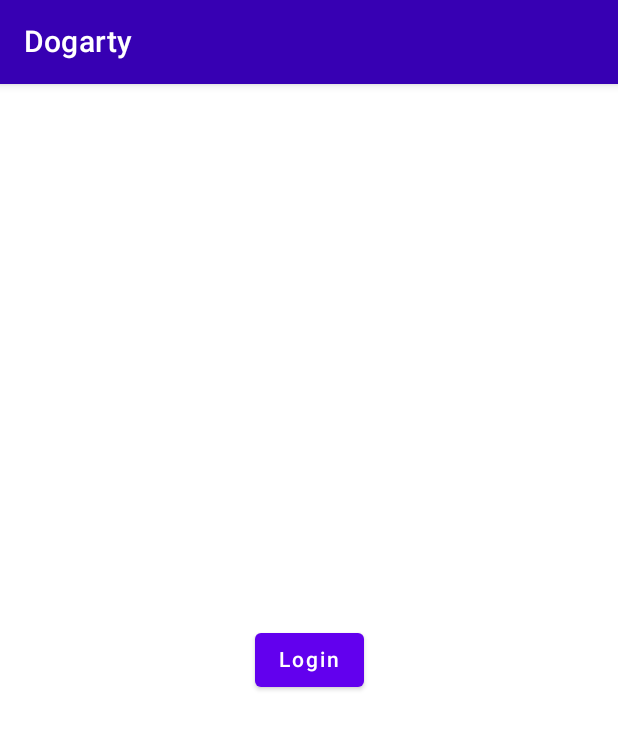
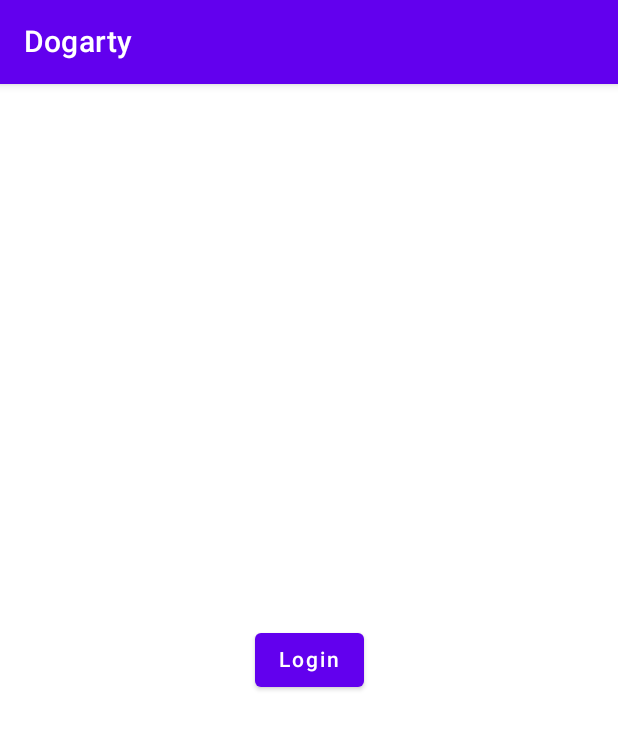
Before and after one commit to alorma/Dogarty, an Android app built with Jetpack Compose: the composable LoginContent shown on its own in the app's theme, on a phone screen of 412 x 824 dp. Shown: the top 729 px of the screen. Run offline under Robolectric (Android 15) with nearby library versions, the phone set to English and light mode, and no system bars; our stand-ins replace Firebase (no records; nobody signed in at launch, a user with empty details on screens opened directly); 4 statements that could not run were skipped.

Commit message:
Update theme

```diff
--- a/app/src/main/java/com/alorma/dogarty/ui/components/AppTopBar.kt
+++ b/app/src/main/java/com/alorma/dogarty/ui/components/AppTopBar.kt
@@ -1,9 +1,6 @@
 package com.alorma.dogarty.ui.components
 
-import androidx.compose.material.Icon
-import androidx.compose.material.IconButton
-import androidx.compose.material.MaterialTheme
-import androidx.compose.material.TopAppBar
+import androidx.compose.material.*
 import androidx.compose.material.icons.Icons
 import androidx.compose.material.icons.filled.ArrowBack
 import androidx.compose.runtime.Composable
@@ -11,7 +8,7 @@ import androidx.compose.runtime.Composable
 @Composable
 fun AppTopBar(title: @Composable () -> Unit) {
     TopAppBar(
-        backgroundColor = MaterialTheme.colors.primaryVariant,
+        backgroundColor = MaterialTheme.colors.primarySurface,
         title = title,
     )
 }
@@ -22,7 +19,7 @@ fun NavigationAppTopBar(
     title: @Composable () -> Unit
 ) {
     TopAppBar(
-        backgroundColor = MaterialTheme.colors.primaryVariant,
+        backgroundColor = MaterialTheme.colors.primarySurface,
         title = title,
         navigationIcon = {
             IconButton(onClick = onBack) {
--- a/app/src/main/java/com/alorma/dogarty/ui/screens/user/UserScreen.kt
+++ b/app/src/main/java/com/alorma/dogarty/ui/screens/user/UserScreen.kt
@@ -97,7 +97,7 @@ fun UserReady(
 
 @Composable
 fun PetsReady(items: List<PetDetail>) {
-    LazyColumn(modifier = Modifier.fillMaxSize()) {
+    LazyColumn(modifier = Modifier.fillMaxSize().padding(top = 4.dp)) {
         items(items) { item -> PetCard(item) }
     }
 }
--- a/app/src/main/res/values-night/themes.xml
+++ /dev/null
@@ -1,16 +0,0 @@
-<resources xmlns:tools="http://schemas.android.com/tools">
-    <!-- Base application theme. -->
-    <style name="Theme.Dogarty" parent="Theme.MaterialComponents.DayNight.DarkActionBar">
-        <!-- Primary brand color. -->
-        <item name="colorPrimary">@color/purple_200</item>
-        <item name="colorPrimaryVariant">@color/purple_700</item>
-        <item name="colorOnPrimary">@color/black</item>
-        <!-- Secondary brand color. -->
-        <item name="colorSecondary">@color/teal_200</item>
-        <item name="colorSecondaryVariant">@color/teal_200</item>
-        <item name="colorOnSecondary">@color/black</item>
-        <!-- Status bar color. -->
-        <item name="android:statusBarColor" tools:targetApi="l">?attr/colorPrimaryVariant</item>
-        <!-- Customize your theme here. -->
-    </style>
-</resources>
--- a/app/src/main/res/values/themes.xml
+++ b/app/src/main/res/values/themes.xml
@@ -1,25 +1,18 @@
 <resources xmlns:tools="http://schemas.android.com/tools">
-    <!-- Base application theme. -->
+
     <style name="Theme.Dogarty" parent="Theme.MaterialComponents.DayNight.DarkActionBar">
-        <!-- Primary brand color. -->
         <item name="colorPrimary">@color/purple_500</item>
         <item name="colorPrimaryVariant">@color/purple_700</item>
         <item name="colorOnPrimary">@color/white</item>
-        <!-- Secondary brand color. -->
         <item name="colorSecondary">@color/teal_200</item>
         <item name="colorSecondaryVariant">@color/teal_700</item>
         <item name="colorOnSecondary">@color/black</item>
-        <!-- Status bar color. -->
-        <item name="android:statusBarColor" tools:targetApi="l">?attr/colorPrimaryVariant</item>
-        <!-- Customize your theme here. -->
+        <item name="android:statusBarColor" tools:targetApi="l">?colorPrimarySurface</item>
     </style>
 
     <style name="Theme.Dogarty.NoActionBar">
         <item name="windowActionBar">false</item>
         <item name="windowNoTitle">true</item>
     </style>
-
-    <style name="Theme.Dogarty.AppBarOverlay" parent="ThemeOverlay.AppCompat.Dark.ActionBar" />
-
-    <style name="Theme.Dogarty.PopupOverlay" parent="ThemeOverlay.AppCompat.Light" />
+    >
 </resources>
```
Also changed, not shown: app/src/main/java/com/alorma/dogarty/ui/Color.kt (deleted, +0 -8 lines), app/src/main/java/com/alorma/dogarty/ui/Theme.kt (+24 -27 lines), app/src/main/res/drawable/ic_launcher_foreground.xml (renamed from app/src/main/res/drawable-v24/ic_launcher_foreground.xml).
